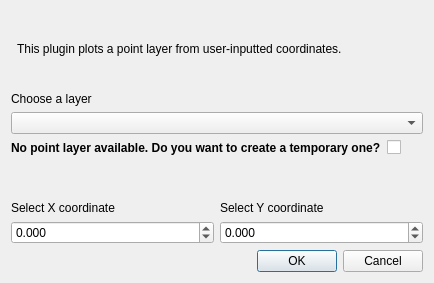
Before: the Qt Designer form coordinate_plotter/Coordinate_Plotter_dialog_base.ui in ithompson3629/Coordinate_Plotter_QGIS_Plugin, drawn with Qt 5.
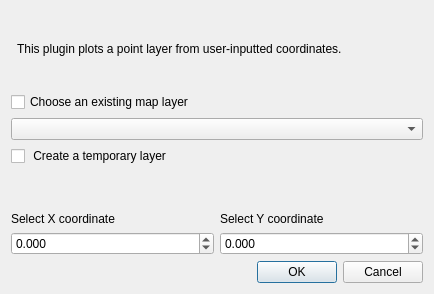
After: the same form once the commit is applied. Icons and pictures are not drawn. Custom widgets are drawn as their Qt base class.

Diff of the .ui file:
```diff
--- a/coordinate_plotter/Coordinate_Plotter_dialog_base.ui
+++ b/coordinate_plotter/Coordinate_Plotter_dialog_base.ui
@@ -35,9 +35,15 @@
    <item row="1" column="0" colspan="3">
     <layout class="QVBoxLayout" name="verticalLayout">
      <item>
-      <widget class="QLabel" name="label">
+      <widget class="QCheckBox" name="layer_checkBox">
        <property name="text">
-        <string>Choose a layer</string>
+        <string>Choose an existing map layer</string>
+       </property>
+       <property name="autoExclusive">
+        <bool>true</bool>
+       </property>
+       <property name="tristate">
+        <bool>false</bool>
        </property>
       </widget>
      </item>
@@ -73,27 +79,32 @@
    </item>
    <item row="2" column="0" colspan="3">
     <layout class="QHBoxLayout" name="horizontalLayout_2">
-     <item>
-      <widget class="QLabel" name="label_7">
-       <property name="font">
-        <font>
-         <pointsize>9</pointsize>
-         <weight>75</weight>
-         <bold>true</bold>
-        </font>
-       </property>
-       <property name="text">
-        <string>No point layer available. Do you want to create a temporary one?</string>
-       </property>
-      </widget>
-     </item>
      <item>
       <widget class="QCheckBox" name="checkBox">
        <property name="text">
-        <string/>
+        <string> Create a temporary layer</string>
+       </property>
+       <property name="autoExclusive">
+        <bool>true</bool>
+       </property>
+       <property name="tristate">
+        <bool>false</bool>
        </property>
       </widget>
      </item>
+     <item>
+      <spacer name="horizontalSpacer">
+       <property name="orientation">
+        <enum>Qt::Horizontal</enum>
+       </property>
+       <property name="sizeHint" stdset="0">
+        <size>
+         <width>40</width>
+         <height>20</height>
+        </size>
+       </property>
+      </spacer>
+     </item>
     </layout>
    </item>
    <item row="3" column="0" colspan="3">
```
